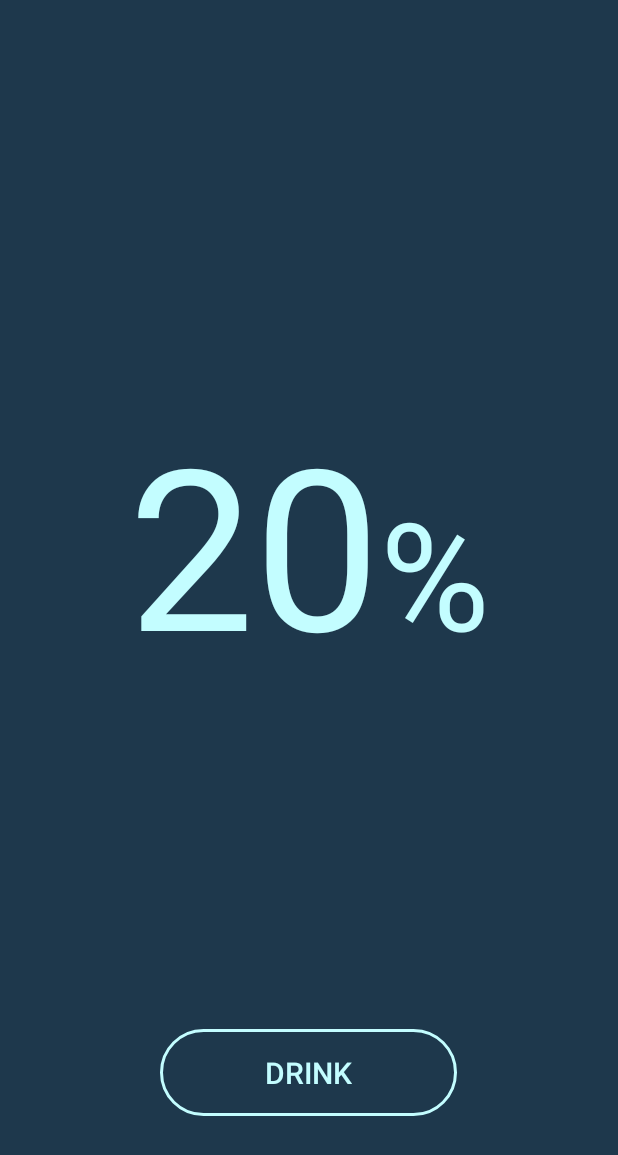
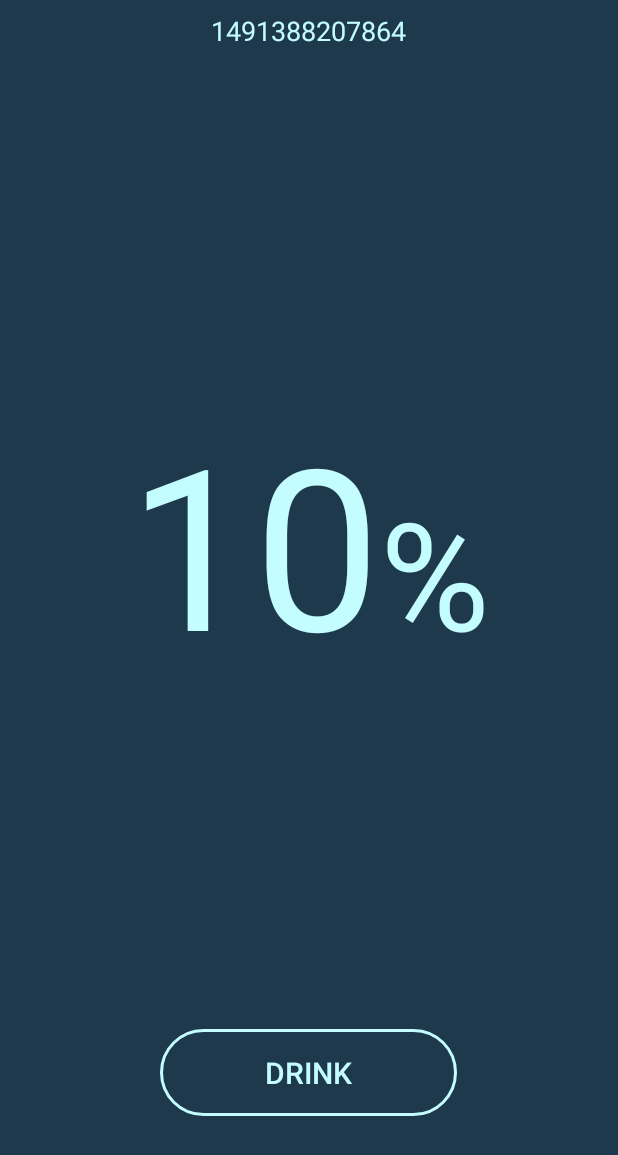
Before and after one commit to ikakus/drink_app, an Android app: the screen it shows after launch (MainActivity), after a tap on "DRINK", on a phone screen of 412 x 824 dp. Shown: the top 1155 px of the screen. Run offline under Robolectric (Android 15) with nearby library versions, the phone set to English and light mode, and no system bars; 17 statements that could not run were skipped.

Commit message:
History started

```diff
--- a/app/build.gradle
+++ b/app/build.gradle
@@ -37,10 +37,12 @@ dependencies {
     androidTestCompile('com.android.support.test.espresso:espresso-core:2.2.2', {
         exclude group: 'com.android.support', module: 'support-annotations'
     })
-    compile 'com.android.support:appcompat-v7:25.2.0'
+    compile 'com.android.support:appcompat-v7:25.3.1'
     compile 'com.android.support.constraint:constraint-layout:1.0.0-beta4'
     testCompile 'junit:junit:4.12'
     compile "org.jetbrains.kotlin:kotlin-stdlib-jre7:$kotlin_version"
+    compile 'com.android.support:recyclerview-v7:25.3.1'
+
 }
 repositories {
     mavenCentral()
--- /dev/null
+++ b/app/src/main/java/ikakus/com/drink/history/HistoryAdapter.kt
@@ -0,0 +1,46 @@
+package ikakus.com.drink.history
+
+import android.content.Context
+import android.support.v7.widget.RecyclerView
+import android.view.LayoutInflater
+import android.view.View
+import android.view.ViewGroup
+import ikakus.com.drink.R
+import kotlinx.android.synthetic.main.list_layout.view.*
+
+
+/**
+ * Created by ikakus on 4/5/17.
+ */
+class HistoryAdapter constructor(var context: Context) : RecyclerView.Adapter<RecyclerView.ViewHolder>() {
+
+    var list : List<Long> = ArrayList()
+    set(value) {
+        field = value
+        notifyDataSetChanged()
+    }
+
+    constructor(context: Context, list : List<Long>) : this(context){
+        this.context = context
+        this.list = list
+    }
+
+    override fun onCreateViewHolder(parent: ViewGroup?, viewType: Int): RecyclerView.ViewHolder? {
+        var v = LayoutInflater.from(context).inflate(R.layout.list_layout, parent, false)
+        return Item(v)
+    }
+
+    override fun getItemCount(): Int {
+        return list.size
+    }
+
+    override fun onBindViewHolder(holder: RecyclerView.ViewHolder?, position: Int) {
+        (holder as Item).bindData(list[position])
+    }
+
+    class Item(itemView: View) : RecyclerView.ViewHolder(itemView) {
+        fun bindData(time: Long) {
+            itemView.textView.text = time.toString()
+        }
+    }
+}
--- /dev/null
+++ b/app/src/main/java/ikakus/com/drink/history/HistoryInteractorImpl.kt
@@ -0,0 +1,24 @@
+package ikakus.com.drink.history
+
+/**
+ * Created by ikakus on 4/5/17.
+ */
+class HistoryInteractorImpl : IHistoryInteractor {
+    private var mHistory: ArrayList<Long> = ArrayList()
+
+    override fun clear() {
+        mHistory = ArrayList()
+    }
+
+    override fun addTime(time: Long) {
+        mHistory.add(time)
+    }
+
+    override fun getHistoryAllTime(): List<Long> {
+        return mHistory
+    }
+
+    override fun getHistoryToday(): List<Long> {
+        return mHistory
+    }
+}
--- /dev/null
+++ b/app/src/main/java/ikakus/com/drink/history/IHistoryInteractor.kt
@@ -0,0 +1,11 @@
+package ikakus.com.drink.history
+
+/**
+ * Created by ikakus on 4/5/17.
+ */
+interface IHistoryInteractor {
+    fun clear()
+    fun addTime(time:Long)
+    fun getHistoryAllTime() : List<Long>
+    fun getHistoryToday() : List<Long>
+}
--- a/app/src/main/java/ikakus/com/drink/mainpage/IMainView.kt
+++ b/app/src/main/java/ikakus/com/drink/mainpage/IMainView.kt
@@ -5,4 +5,5 @@ package ikakus.com.drink.mainpage
  */
 interface IMainView {
     fun setPercentWithAnim(percent : Int)
+    fun setHistory(history : List<Long>?)
 }
--- a/app/src/main/java/ikakus/com/drink/mainpage/IMainInteractor.kt
+++ b/app/src/main/java/ikakus/com/drink/mainpage/IPercentInteractor.kt
@@ -3,7 +3,7 @@ package ikakus.com.drink.mainpage
 /**
  * Created by ikakus on 4/4/17.
  */
-interface IMainInteractor {
+interface IPercentInteractor {
    fun getPercent() : Int
    fun setPercent(percent : Int)
 }
--- a/app/src/main/java/ikakus/com/drink/mainpage/MainActivity.kt
+++ b/app/src/main/java/ikakus/com/drink/mainpage/MainActivity.kt
@@ -3,13 +3,17 @@ package ikakus.com.drink.mainpage
 import android.animation.ValueAnimator
 import android.os.Bundle
 import android.support.v7.app.AppCompatActivity
+import android.support.v7.widget.LinearLayoutManager
 import android.view.View
 import android.view.ViewTreeObserver
 import ikakus.com.drink.R
+import ikakus.com.drink.history.HistoryAdapter
 import kotlinx.android.synthetic.main.activity_main.*
 
 class MainActivity : AppCompatActivity(), IMainView {
+
     private var mPresenter: MainPresenter? = null
+    private var mAdapter: HistoryAdapter? = null
 
     override fun onCreate(savedInstanceState: Bundle?) {
         super.onCreate(savedInstanceState)
@@ -23,6 +27,13 @@ class MainActivity : AppCompatActivity(), IMainView {
         button.afterMeasured {
             mPresenter?.initialize()
         }
+
+
+        mAdapter = HistoryAdapter(this)
+        recycler_view.layoutManager = LinearLayoutManager(this)
+        recycler_view.adapter = mAdapter
+
+
     }
 
     override fun setPercentWithAnim(percent: Int) {
@@ -41,7 +52,13 @@ class MainActivity : AppCompatActivity(), IMainView {
         percentage_text.text = format.toString()
     }
 
-    inline fun <T: View> T.afterMeasured(crossinline f: T.() -> Unit) {
+    override fun setHistory(history: List<Long>?) {
+        mAdapter?.list = history as List<Long>
+//        recycler_view.smoothScrollToPosition(history.size - 1)
+        recycler_view.scrollToPosition(history.size - 1)
+    }
+
+    inline fun <T : View> T.afterMeasured(crossinline f: T.() -> Unit) {
         viewTreeObserver.addOnGlobalLayoutListener(object : ViewTreeObserver.OnGlobalLayoutListener {
             override fun onGlobalLayout() {
                 if (measuredWidth > 0 && measuredHeight > 0) {
@@ -51,5 +68,4 @@ class MainActivity : AppCompatActivity(), IMainView {
             }
         })
     }
-
 }
--- a/app/src/main/java/ikakus/com/drink/mainpage/MainPresenter.kt
+++ b/app/src/main/java/ikakus/com/drink/mainpage/MainPresenter.kt
@@ -1,6 +1,8 @@
 package ikakus.com.drink.mainpage
 
 import ikakus.com.drink.IPresenter
+import ikakus.com.drink.history.HistoryInteractorImpl
+import ikakus.com.drink.history.IHistoryInteractor
 
 /**
  * Created by ikakus on 4/4/17.
@@ -9,19 +11,21 @@ class MainPresenter : IPresenter<IMainView>() {
 
     private val mStep: Int = 10
     private val mMaxPercentage: Int = 100
-    private var mPercentage: Int = 10
-    private val mDefaultPercentage: Int = 10
-    private var mNextPercentage: Int = 10
+    private var mCurrentPercentage: Int = 0
+    private var mNextPercentage: Int = 0
+    private val mDefaultPercentage: Int = 0
 
-    private var mInteractor: MainInteractorImpl? = MainInteractorImpl()
+    private var mPercentInteractor: IPercentInteractor? = PercentInteractorImpl()
+    private var mHistoryInteractor: IHistoryInteractor? = HistoryInteractorImpl()
 
     override fun setView(view: IMainView) {
         mView = view
     }
 
     fun initialize() {
-        mPercentage = mInteractor!!.getPercent()
-        mView?.setPercentWithAnim(mPercentage)
+        mCurrentPercentage = mPercentInteractor!!.getPercent()
+        mView?.setPercentWithAnim(mCurrentPercentage)
+        mView?.setHistory(mHistoryInteractor?.getHistoryToday())
     }
 
     fun onDrinkClicked() {
@@ -29,18 +33,21 @@ class MainPresenter : IPresenter<IMainView>() {
     }
 
     private fun handleOnClick() {
-        if (mPercentage != mMaxPercentage) {
-            mNextPercentage = mPercentage + mStep
+        if (mCurrentPercentage != mMaxPercentage) {
+            mNextPercentage = mCurrentPercentage + mStep
+            mHistoryInteractor?.addTime(System.currentTimeMillis())
         } else {
             mNextPercentage = mDefaultPercentage
+            mHistoryInteractor?.clear()
         }
         mView?.setPercentWithAnim(mNextPercentage)
-        mInteractor?.setPercent(mNextPercentage)
-        mPercentage = mNextPercentage
+        mView?.setHistory(mHistoryInteractor?.getHistoryToday())
+        mPercentInteractor?.setPercent(mNextPercentage)
+        mCurrentPercentage = mNextPercentage
     }
 
     fun getCurrentPercent(): Int {
-        mPercentage = mInteractor!!.getPercent()
-        return mPercentage
+        mCurrentPercentage = mPercentInteractor!!.getPercent()
+        return mCurrentPercentage
     }
 }
--- a/app/src/main/java/ikakus/com/drink/mainpage/MainInteractorImpl.kt
+++ b/app/src/main/java/ikakus/com/drink/mainpage/PercentInteractorImpl.kt
@@ -5,7 +5,7 @@ import ikakus.com.drink.App
 /**
  * Created by ikakus on 4/4/17.
  */
-class MainInteractorImpl : IMainInteractor {
+class PercentInteractorImpl : IPercentInteractor {
     private val PREFS_FILENAME = "ikakus.com.drink"
     private val CURRENT_PERCENT = "percent"
 
@@ -20,7 +20,7 @@ class MainInteractorImpl : IMainInteractor {
     override fun getPercent(): Int {
         val context = App.instance.mContext
         val prefs = context!!.getSharedPreferences(PREFS_FILENAME, 0)
-        val percent = prefs!!.getInt(CURRENT_PERCENT, 10)
+        val percent = prefs!!.getInt(CURRENT_PERCENT, 0)
         return percent
     }
 }
--- a/app/src/main/res/layout/activity_main.xml
+++ b/app/src/main/res/layout/activity_main.xml
@@ -48,4 +48,10 @@
         android:paddingRight="70dp"
         android:textColor="@color/colorTextActive"
         android:text="@string/drink"/>
+
+    <android.support.v7.widget.RecyclerView
+        android:layout_gravity="center_horizontal"
+        android:id="@+id/recycler_view"
+        android:layout_width="wrap_content"
+        android:layout_height="100dp"/>
 </FrameLayout>
--- /dev/null
+++ b/app/src/main/res/layout/list_layout.xml
@@ -0,0 +1,18 @@
+<?xml version="1.0" encoding="utf-8"?>
+<LinearLayout xmlns:android="http://schemas.android.com/apk/res/android"
+              android:orientation="vertical" android:layout_width="match_parent"
+              android:layout_height="wrap_content"
+              android:paddingTop="8dp"
+              android:paddingBottom="8dp"
+              android:paddingLeft="4dp"
+              android:paddingRight="4dp">
+
+    <TextView
+        android:layout_width="match_parent"
+        android:layout_height="wrap_content"
+        android:textAppearance="?android:attr/textAppearanceMedium"
+        android:text="Medium Text"
+        android:textColor="@color/colorTextActive"
+        android:id="@+id/textView"
+        android:layout_gravity="center_horizontal" />
+</LinearLayout>
```
